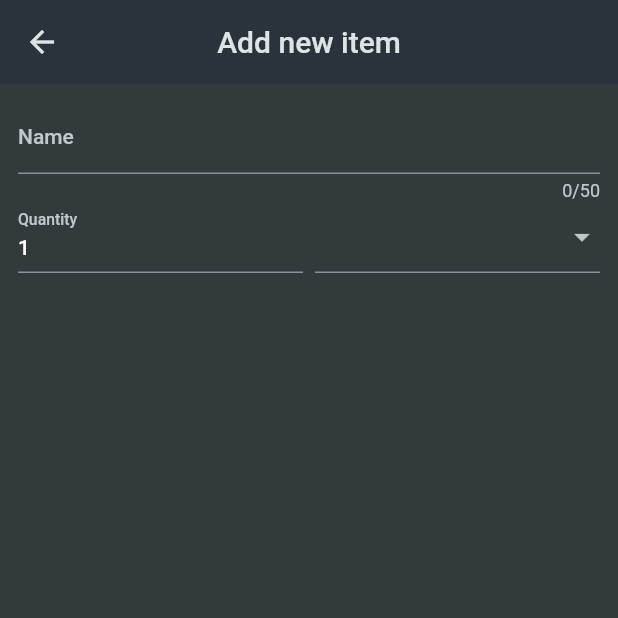
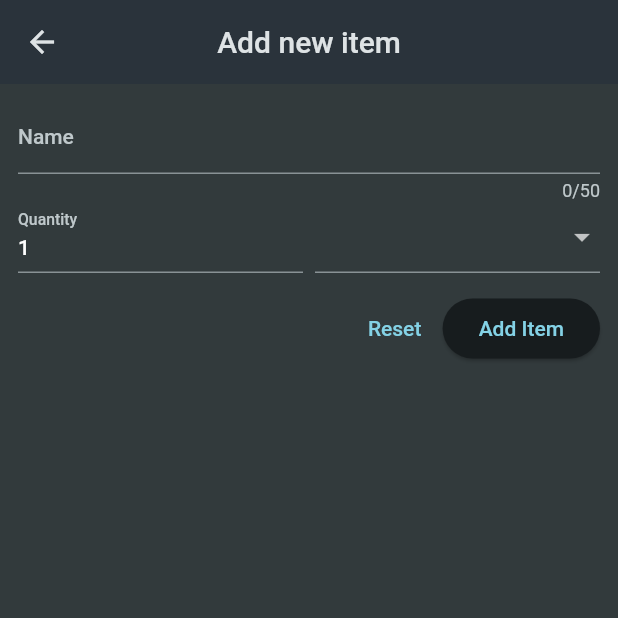
Before and after one commit to omarzouaoui1/ShoppingList-App, a Flutter app: the NewItem screen opened directly, on a phone screen of 412 x 824 dp, the top half of it. Run offline on Flutter 3.47's test engine with Material 2 defaults, Android fonts, the phone set to English and light mode, and no system bars.

Commit message:
Forms Buttons

```diff
--- a/shopping_list_app/lib/widgets/new_item.dart
+++ b/shopping_list_app/lib/widgets/new_item.dart
@@ -76,6 +76,20 @@ class _NewItemState extends State<NewItem> {
                   ),
                 )
               ],
+            ),
+            const SizedBox(height: 13,),
+            Row(
+              mainAxisAlignment: MainAxisAlignment.end,
+              children: [
+                TextButton(
+                  onPressed: () {},
+                  child: const Text('Reset'),
+                ),
+                ElevatedButton(
+                  onPressed: () {},
+                  child: const Text('Add Item'),
+                ),
+              ],
             )
           ],
         )),
```
